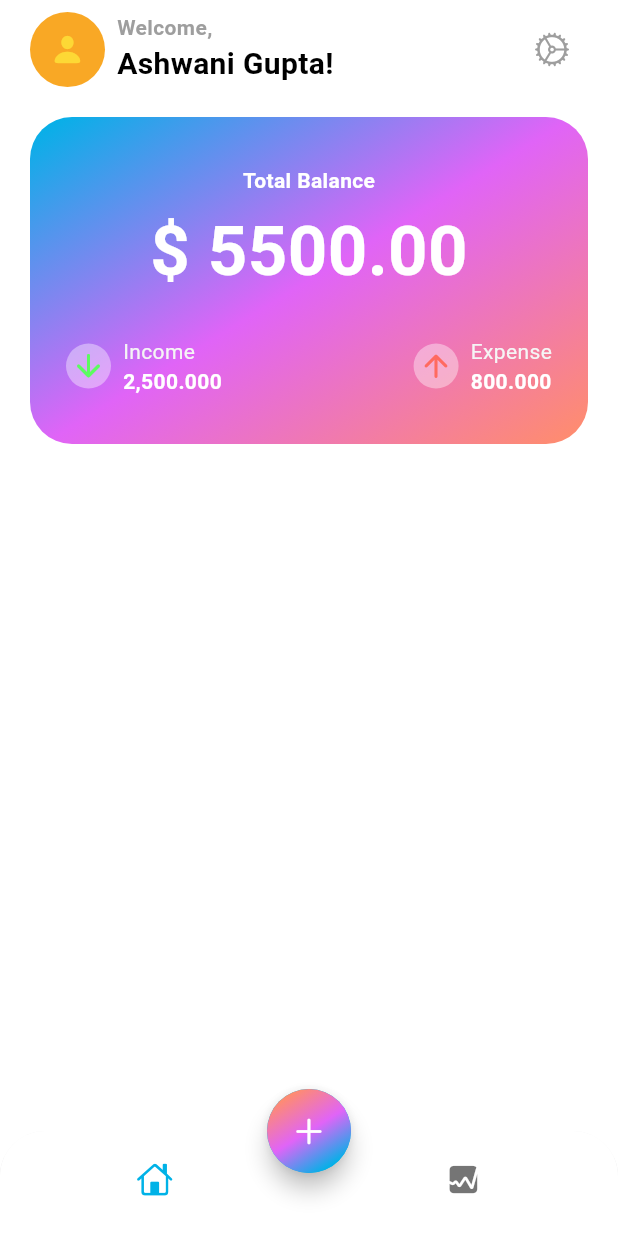
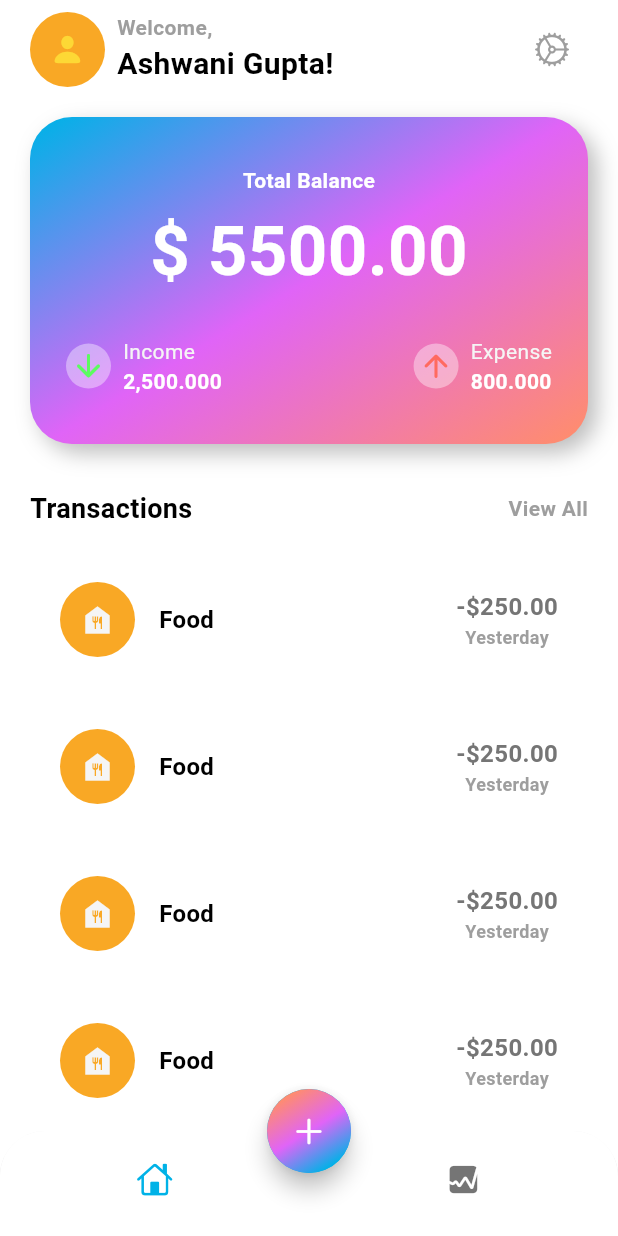
Before and after one commit to Ashwani1242/flutter_expense_tracker_app, a Flutter app: the screen it shows after launch, on a phone screen of 412 x 824 dp. Run offline on Flutter 3.47's test engine with Material 3 defaults, Android fonts, the phone set to English and light mode, and no system bars.

Commit message:
Changes Committed on 2024-05-27, 18:14

```diff
--- a/lib/pages/main_screen.dart
+++ b/lib/pages/main_screen.dart
@@ -1,5 +1,6 @@
 import 'package:flutter/cupertino.dart';
 import 'package:flutter/material.dart';
+import 'package:flutter/widgets.dart';
 
 class MainScreen extends StatelessWidget {
   const MainScreen({super.key});
@@ -92,6 +93,12 @@ class MainScreen extends StatelessWidget {
                   ],
                   transform: const GradientRotation(45),
                 ),
+                boxShadow: [
+                  BoxShadow(
+                      blurRadius: 12,
+                      color: Colors.grey.shade400,
+                      offset: const Offset(6, 6)),
+                ],
               ),
               width: double.infinity,
               child: Padding(
@@ -188,8 +195,9 @@ class MainScreen extends StatelessWidget {
                                 const Text(
                                   "800.000",
                                   style: TextStyle(
-                                      color: Colors.white,
-                                      fontWeight: FontWeight.w600),
+                                    color: Colors.white,
+                                    fontWeight: FontWeight.w600,
+                                  ),
                                 ),
                               ],
                             ),
@@ -200,6 +208,111 @@ class MainScreen extends StatelessWidget {
                   ],
                 ),
               ),
+            ),
+            const SizedBox(
+              height: 30,
+            ),
+            Row(
+              mainAxisAlignment: MainAxisAlignment.spaceBetween,
+              children: [
+                Text(
+                  "Transactions",
+                  style: TextStyle(
+                    fontSize: 18,
+                    fontWeight: FontWeight.bold,
+                    color: Theme.of(context).colorScheme.onBackground,
+                  ),
+                ),
+                GestureDetector(
+                  onTap: () {},
+                  child: Text(
+                    "View All",
+                    style: TextStyle(
+                      fontSize: 14,
+                      fontWeight: FontWeight.bold,
+                      color: Theme.of(context).colorScheme.outline,
+                    ),
+                  ),
+                ),
+              ],
+            ),
+            const SizedBox(
+              height: 20,
+            ),
+            Expanded(
+              child: ListView.builder(
+                  itemCount: 8,
+                  itemBuilder: (context, int i) {
+                    return Padding(
+                      padding: const EdgeInsets.only(bottom: 16),
+                      child: Container(
+                        decoration: BoxDecoration(
+                          color: Colors.white,
+                          borderRadius: BorderRadius.circular(20),
+                        ),
+                        width: double.infinity,
+                        child: Padding(
+                          padding: const EdgeInsets.symmetric(
+                              horizontal: 20, vertical: 16),
+                          child: Row(
+                            mainAxisAlignment: MainAxisAlignment.spaceBetween,
+                            children: [
+                              Row(
+                                children: [
+                                  Container(
+                                    width: 50,
+                                    height: 50,
+                                    decoration: BoxDecoration(
+                                      color: Colors.yellow[800],
+                                      shape: BoxShape.circle,
+                                    ),
+                                    child: Icon(
+                                      Icons.food_bank,
+                                      color: Colors.grey.shade100,
+                                    ),
+                                  ),
+                                  const SizedBox(
+                                    width: 16,
+                                  ),
+                                  Text(
+                                    "Food",
+                                    style: TextStyle(
+                                      fontSize: 16,
+                                      fontWeight: FontWeight.bold,
+                                      color: Theme.of(context)
+                                          .colorScheme
+                                          .onBackground,
+                                    ),
+                                  ),
+                                ],
+                              ),
+                              Column(
+                                children: [
+                                  Text(
+                                    "-\$250.00",
+                                    style: TextStyle(
+                                      fontSize: 16,
+                                      fontWeight: FontWeight.bold,
+                                      color: Colors.grey.shade600,
+                                    ),
+                                  ),
+                                  Text(
+                                    "Yesterday",
+                                    style: TextStyle(
+                                      fontSize: 12,
+                                      fontWeight: FontWeight.bold,
+                                      color:
+                                          Theme.of(context).colorScheme.outline,
+                                    ),
+                                  ),
+                                ],
+                              ),
+                            ],
+                          ),
+                        ),
+                      ),
+                    );
+                  }),
             )
           ],
         ),
```
